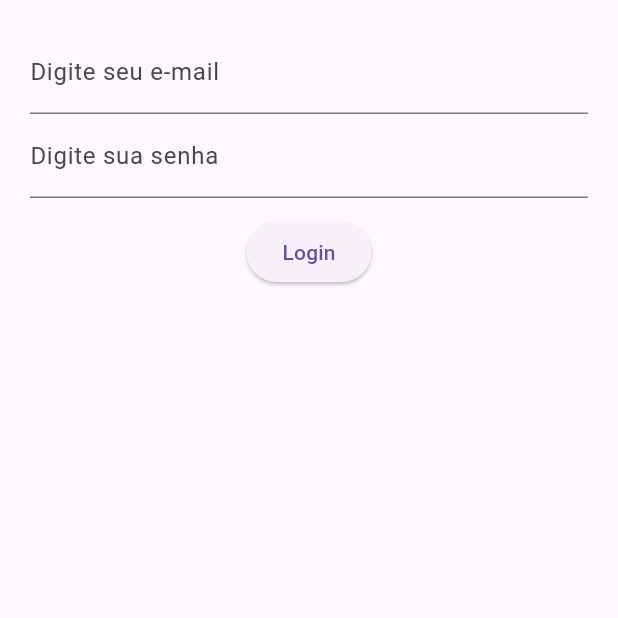
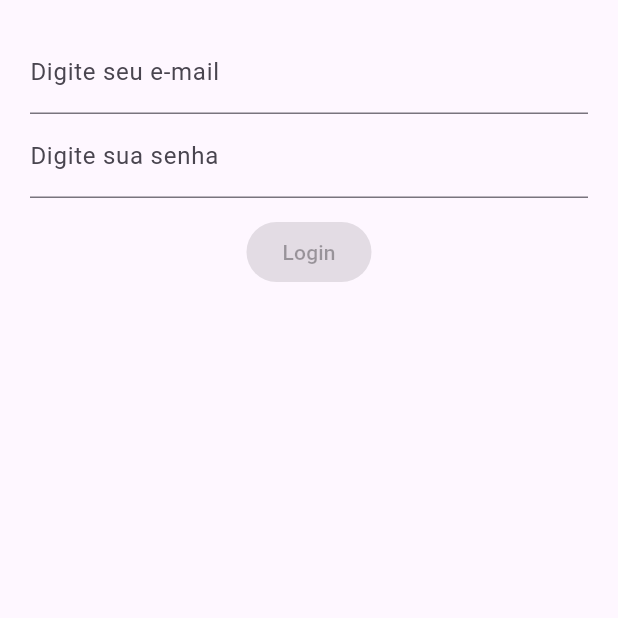
Before and after one commit to professorbossini/20242_maua_tti203_dart_flutter_parte2, a Flutter app: the screen it shows after launch, on a phone screen of 412 x 824 dp, the top half of it. Run offline on Flutter 3.47's test engine with Material 3 defaults, Android fonts, the phone set to English and light mode, and no system bars; our stand-ins replace email_validator, rxdart.

Commit message:
ap02(flutter): pg 81
- botao habilitando e desabilitando ok
- retomar acessando valores de e-mail e senha

```diff
--- a/gerenciamento_de_estado/lib/src/blocs/bloc.dart
+++ b/gerenciamento_de_estado/lib/src/blocs/bloc.dart
@@ -1,16 +1,24 @@
 import 'dart:async';
+import 'package:rxdart/rxdart.dart';
 
 import 'package:gerenciamento_de_estado/src/blocs/validators.dart';
 
 class Bloc with Validators{
-  final _emailController = StreamController <String> ();
-  final _passwordController = StreamController <String> ();
+  final _emailController = StreamController <String>.broadcast();
+  final _passwordController = StreamController <String>.broadcast();
 
   //email em vez de falar emailController.stream
   Stream <String> get email => _emailController.stream.transform(validateEmail);
 
   //password em vez de falar passwordController.stream
   Stream <String> get password => _passwordController.stream.transform(validatePassword);
+
+  Stream<bool> get emailPasswordAreOk => CombineLatestStream.combine2(
+    email,
+    password,
+    (e, p) => true
+  );
+
 
   //changeEmail em vez emailStream.sink.add
   Function(String) get changeEmail => _emailController.sink.add;
--- a/gerenciamento_de_estado/lib/src/telas/login_tela.dart
+++ b/gerenciamento_de_estado/lib/src/telas/login_tela.dart
@@ -14,7 +14,7 @@ class LoginTela extends StatelessWidget{
           passwordField(bloc),
           Container(
             margin: EdgeInsets.only(top: 12.0),
-            child: submitButton()
+            child: submitButton(bloc)
           )
         ],
       ),
@@ -59,10 +59,15 @@ class LoginTela extends StatelessWidget{
     );
   }
 
-  Widget submitButton(){
-    return ElevatedButton(
-      onPressed : (){},
-      child: Text('Login')
+  Widget submitButton(Bloc bloc){
+    return StreamBuilder(
+      stream: bloc.emailPasswordAreOk,
+      builder: (context, AsyncSnapshot <bool> snapshot){
+        return ElevatedButton(
+          onPressed : snapshot.hasData ? (){} : null,
+          child: Text('Login')
+        );
+      }
     );
   }
 }
--- a/gerenciamento_de_estado/pubspec.yaml
+++ b/gerenciamento_de_estado/pubspec.yaml
@@ -36,6 +36,7 @@ dependencies:
   # Use with the CupertinoIcons class for iOS style icons.
   cupertino_icons: ^1.0.6
   email_validator: ^3.0.0
+  rxdart: ^0.28.0
 
 dev_dependencies:
   flutter_test:
```
Also changed, not shown: gerenciamento_de_estado/pubspec.lock.
